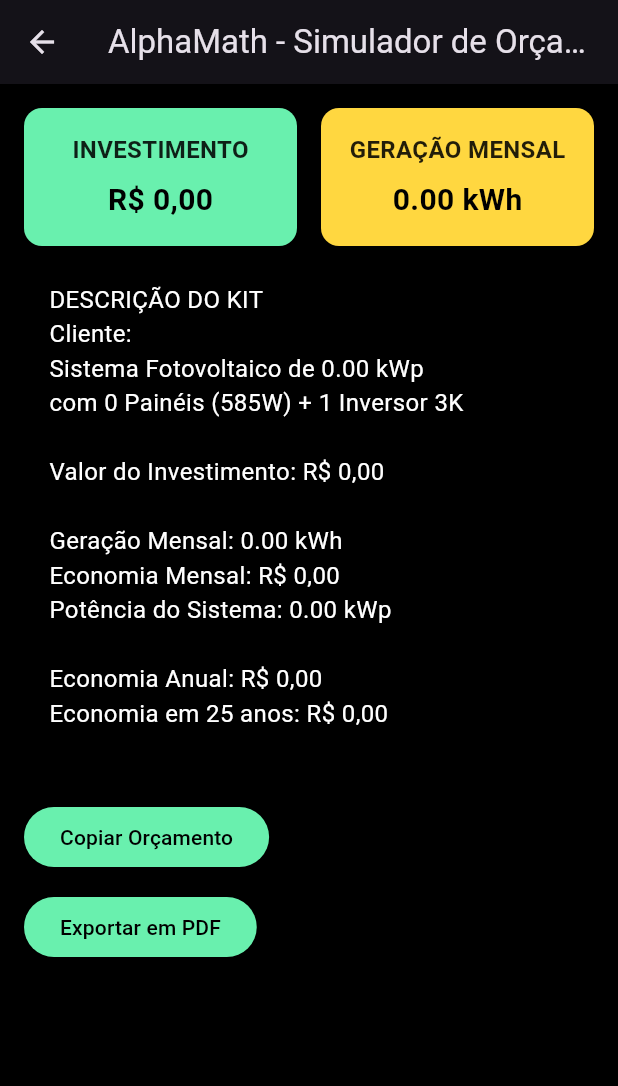
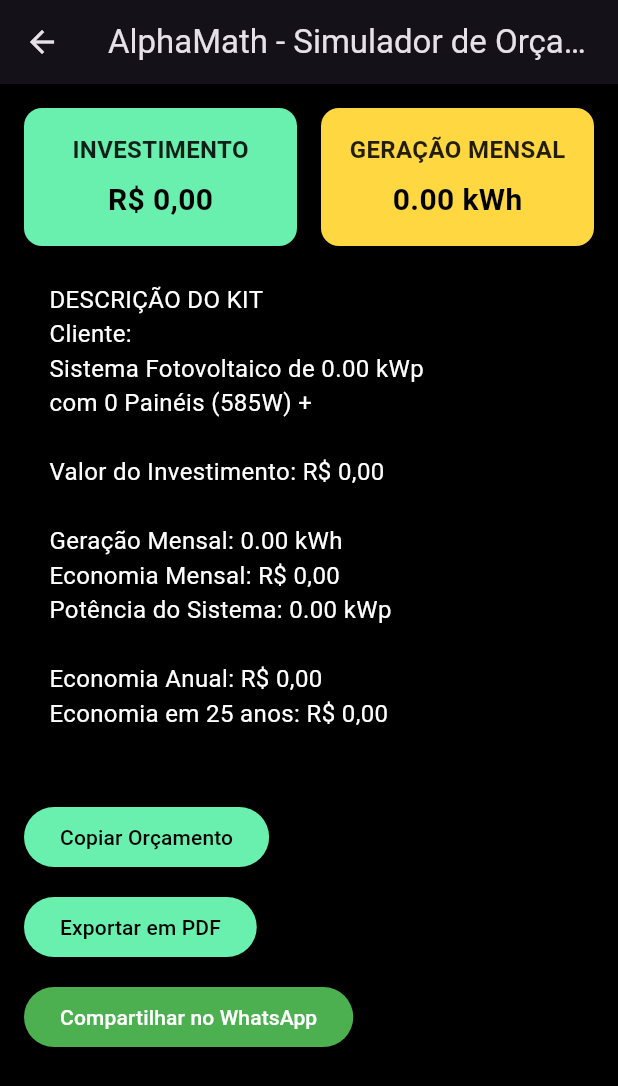
Before and after one commit to raion167/SolarMath, a Flutter app: the OrcamentoPage screen opened directly with empty values, on a phone screen of 412 x 824 dp. Shown: the top 1086 px of the screen. Run offline on Flutter 3.47's test engine with Material 3 defaults, Android fonts, the phone set to English and light mode, and no system bars; our stand-ins replace pdf, printing.

Commit message:
VERSÃO 2.0

```diff
--- a/lib/main.dart
+++ b/lib/main.dart
@@ -6,6 +6,8 @@
 import 'package:pdf/widgets.dart' as pw;
 import 'package:printing/printing.dart';
 import 'package:intl/intl.dart';
+// 👇 ALTERAÇÃO: import para compartilhar no WhatsApp
+import 'package:url_launcher/url_launcher.dart';
 
 void main() {
   runApp(SolarApp());
@@ -268,6 +270,7 @@
   }
 }
 
+//============RESUMO DO ORÇAMENTO E PAINEIS DE APRESENTAÇÃO
 class OrcamentoPage extends StatelessWidget {
   final String nome;
   final double consumo;
@@ -305,7 +308,7 @@
     DESCRIÇÃO DO KIT
     Cliente: $nome
     Sistema Fotovoltaico de ${potenciaTotal.toStringAsFixed(2)} kWp
-    com $qtdPaineis Painéis (585W) + 1 Inversor 3K
+    com $qtdPaineis Painéis (585W) +
 
     Valor do Investimento: ${moeda.format(investimento)}
 
@@ -393,15 +396,15 @@
                 ),
               ],
             ),
+
             SizedBox(height: 24),
-
             // Texto completo do orçamento
             Text(
               orcamentoTexto,
               style: TextStyle(color: Colors.white, fontSize: 16),
             ),
+
             SizedBox(height: 24),
-
             // Botão para copiar orçamento
             ElevatedButton(
               style: ElevatedButton.styleFrom(
@@ -416,8 +419,8 @@
               },
               child: Text("Copiar Orçamento"),
             ),
+
             SizedBox(height: 12),
-
             // Botão para exportar em PDF
             ElevatedButton(
               style: ElevatedButton.styleFrom(
@@ -438,6 +441,23 @@
               },
               child: Text("Exportar em PDF"),
             ),
+
+            SizedBox(height: 12),
+            // 👇 ALTERAÇÃO: Botão de compartilhar no WhatsApp
+            ElevatedButton.icon(
+              style: ElevatedButton.styleFrom(
+                backgroundColor: Colors.green,
+                foregroundColor: Colors.white,
+              ),
+              onPressed: () async {
+                final url = Uri.parse(
+                    "https://wa.me/?text=${Uri.encodeComponent(orcamentoTexto)}");
+                if (await canLaunchUrl(url)) {
+                  await launchUrl(url, mode: LaunchMode.externalApplication);
+                }
+              },
+              label: Text("Compartilhar no WhatsApp"),
+            ),
           ],
         ),
       ),
--- a/pubspec.yaml
+++ b/pubspec.yaml
@@ -17,6 +17,12 @@
   # Formatação de valores (moeda, números, datas)
   intl: ^0.19.0
 
+  #Compartilhar no whatsapp
+  share_plus: ^10.0.2
+
+  #URL Launcher
+  url_launcher: ^6.3.0
+
   # Gerar e exportar PDF
   pdf: ^3.11.0
   printing: ^5.13.3
```
Also changed, not shown: pubspec.lock, 5 other files.
